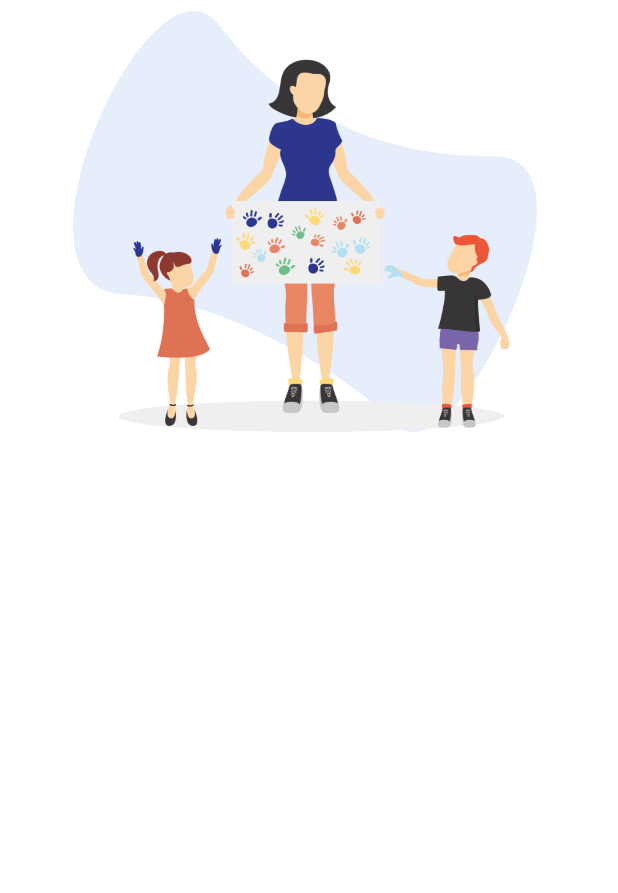
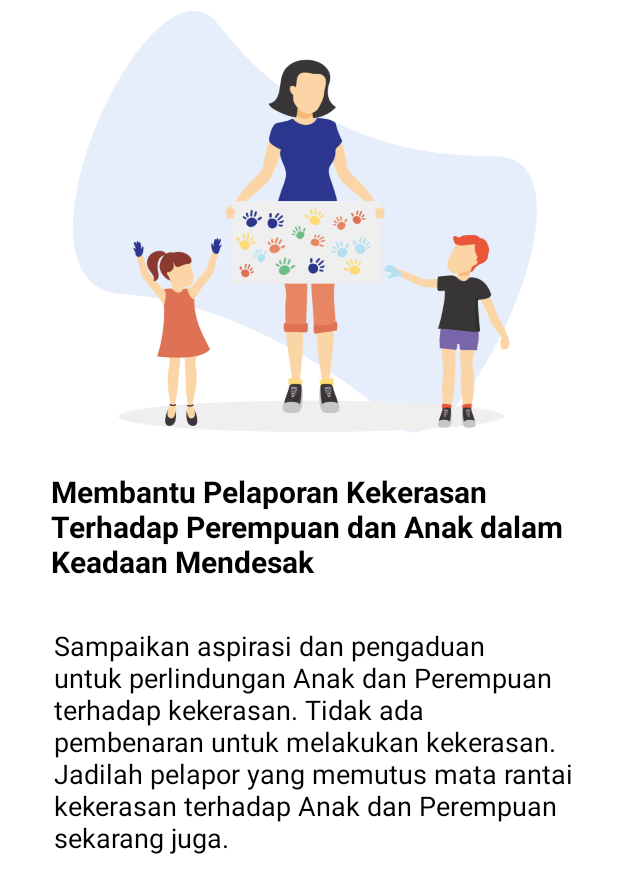
Before and after one commit to irfanazizalamin/GASTIADI-APP, an Android app: the layout fragment_dashboard.xml on its own in the app's theme, with its tools: preview values and no code run, on a phone screen of 412 x 824 dp. Shown: the top 893 px of the screen. Run offline under Robolectric (Android 15) with nearby library versions, the phone set to English and light mode, and no system bars.

Commit message:
Menambahkan gambar dashboard Menambahkan Teks judul Menambahkan Teks Deskripsi

```diff
--- a/app/src/main/res/layout/fragment_dashboard.xml
+++ b/app/src/main/res/layout/fragment_dashboard.xml
@@ -1,20 +1,50 @@
 <?xml version="1.0" encoding="utf-8"?>
-<androidx.coordinatorlayout.widget.CoordinatorLayout xmlns:android="http://schemas.android.com/apk/res/android"
+<RelativeLayout xmlns:android="http://schemas.android.com/apk/res/android"
     xmlns:tools="http://schemas.android.com/tools"
     android:layout_width="match_parent"
     android:layout_height="match_parent"
     tools:context=".ui.dashboard.DashboardFragment">
 
     <!-- TODO: Update blank fragment layout -->
+
     <RelativeLayout
         android:layout_width="match_parent"
         android:layout_height="wrap_content"/>
 
-    <LinearLayout
+    <ImageView
         android:id="@+id/image1"
         android:layout_width="match_parent"
         android:layout_height="300dp"
         android:background="@drawable/image_dashboard"
         android:gravity="center"
         android:orientation="vertical"/>
-</androidx.coordinatorlayout.widget.CoordinatorLayout>
+
+    <TextView
+        android:id="@+id/judul"
+        android:layout_width="351dp"
+        android:layout_height="90dp"
+        android:layout_below="@id/image1"
+        android:layout_alignParentStart="true"
+        android:layout_marginStart="34dp"
+        android:layout_marginLeft="12dp"
+        android:layout_marginTop="14dp"
+        android:text="Membantu Pelaporan Kekerasan Terhadap Perempuan dan Anak dalam Keadaan Mendesak"
+        android:textColor="@color/black"
+        android:textSize="20dp"
+        android:textStyle="bold" />
+
+    <TextView
+        android:id="@+id/deskripsi"
+        android:layout_width="349dp"
+        android:layout_height="208dp"
+        android:layout_below="@id/judul"
+        android:layout_alignParentStart="true"
+        android:layout_marginStart="36dp"
+        android:layout_marginLeft="12dp"
+        android:layout_marginTop="14dp"
+        android:text="Sampaikan aspirasi dan pengaduan untuk perlindungan Anak dan Perempuan terhadap kekerasan. Tidak ada pembenaran untuk melakukan kekerasan. Jadilah pelapor yang memutus mata rantai kekerasan terhadap Anak dan Perempuan sekarang juga."
+        android:textColor="@color/black"
+        android:textSize="18dp" />
+
+
+</RelativeLayout>
```
